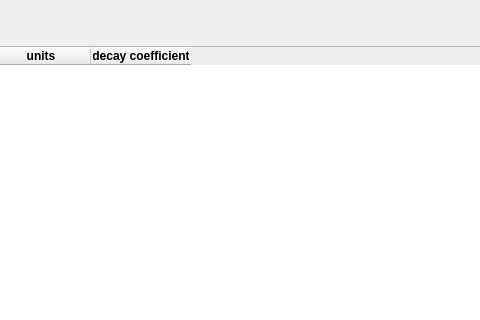
Old version of the form threedi_models_and_simulations/ui/simulation_wizard/page_substances.ui in the repository nens/threedi-api-qgis-client; both pictures show x 336 to 816 and y 0 to 320 of the 1000 by 750 pixel window.
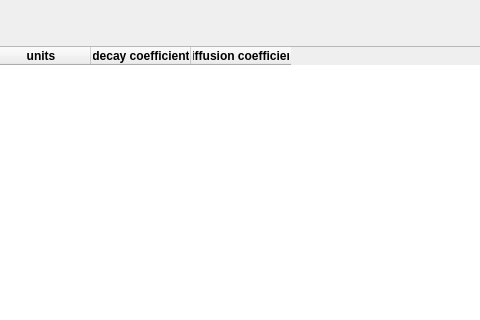
New version of the form.

Commit message: Added diffusion coefficient to substances (#602)

Patch:
```diff
--- a/threedi_models_and_simulations/ui/simulation_wizard/page_substances.ui
+++ b/threedi_models_and_simulations/ui/simulation_wizard/page_substances.ui
@@ -188,6 +188,17 @@
        </font>
       </property>
      </column>
+     <column>
+      <property name="text">
+       <string>diffusion coefficient</string>
+      </property>
+      <property name="font">
+       <font>
+        <weight>75</weight>
+        <bold>true</bold>
+       </font>
+      </property>
+     </column>
     </widget>
    </item>
   </layout>
```
The commit also changes 1 other file.
